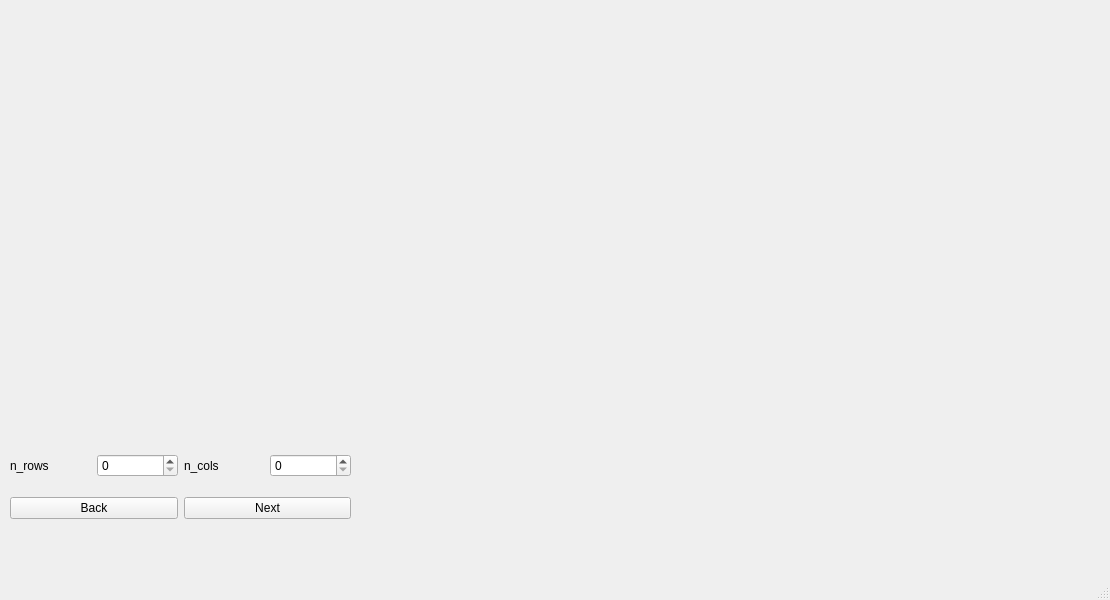
First picture: the form in image_window.ui, repository penny4860/Pascal-VOC-annotation-viewer, before the edit.
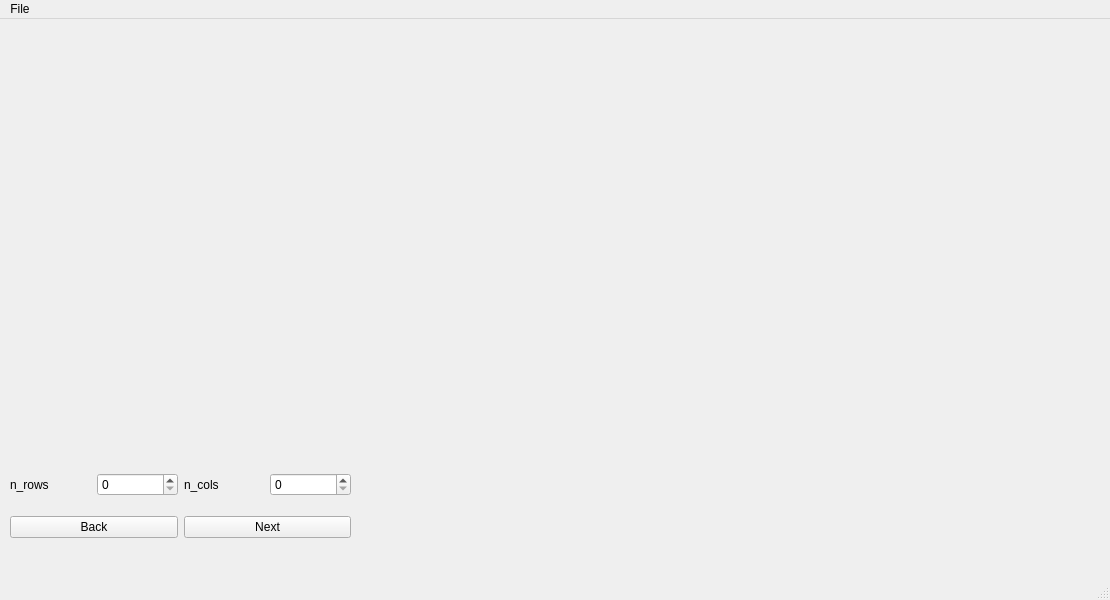
Second picture: the form after the edit.

Commit message: load images 메뉴 추가

What changed in the file:
```diff
--- a/image_window.ui
+++ b/image_window.ui
@@ -81,6 +81,13 @@
      <height>21</height>
     </rect>
    </property>
+   <widget class="QMenu" name="menuFile">
+    <property name="title">
+     <string>File</string>
+    </property>
+    <addaction name="actionLoad_images"/>
+   </widget>
+   <addaction name="menuFile"/>
   </widget>
   <widget class="QStatusBar" name="statusbar"/>
  </widget>
```
Left out of the diff: 5 changed lines with no effect on the pictures.
